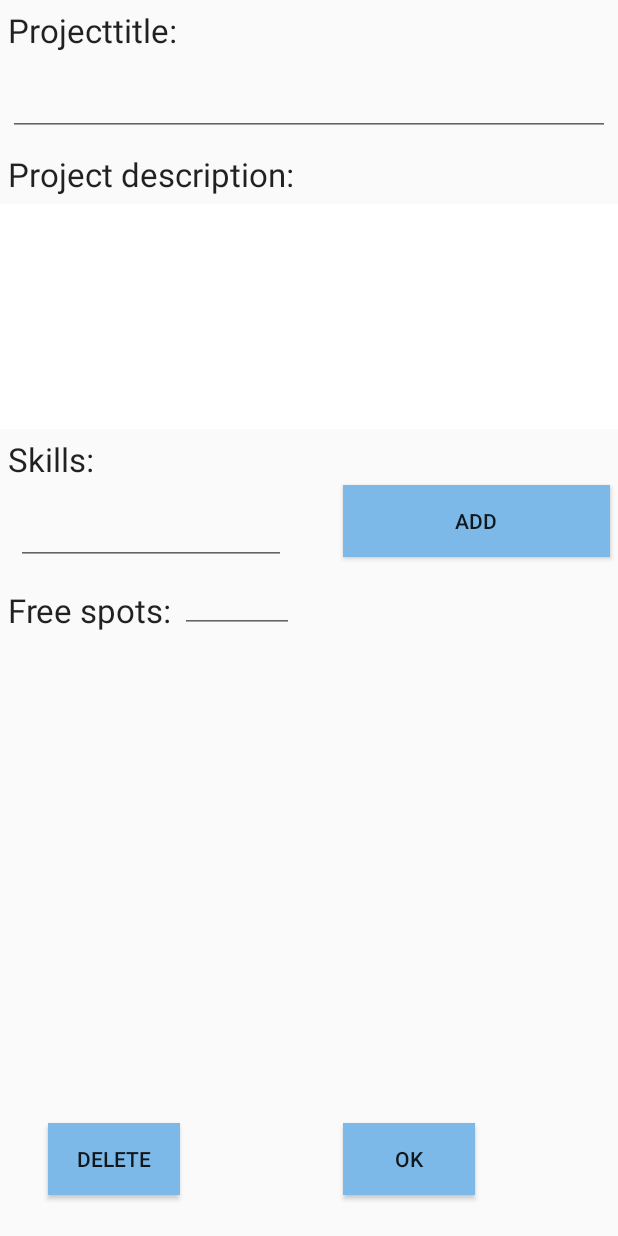
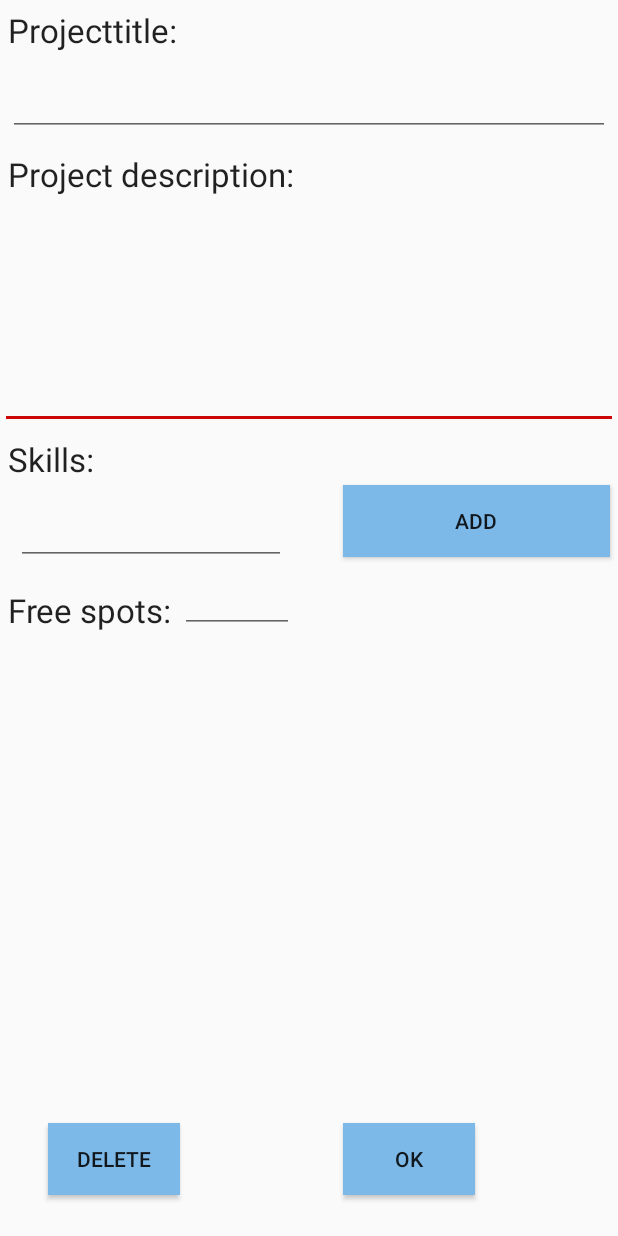
Before and after one commit to Teamdo/Teamdo, an Android app: the Screen2 screen opened directly, with no data from a screen before it, on a phone screen of 412 x 824 dp. Run offline under Robolectric (Android 15) with nearby library versions, the phone set to English and light mode, and no system bars.

Commit message:
- Project Description aktualisiert nummero duo

```diff
--- a/app/src/main/res/layout/layout2.xml
+++ b/app/src/main/res/layout/layout2.xml
@@ -31,12 +31,10 @@
         android:layout_width="match_parent"
         android:layout_height="wrap_content"
         android:id="@+id/lbl_02projektbeschreibung2"
-        android:layout_weight="0.38"
-        android:background="#ffffff"
+        android:linksClickable="false"
         android:height="150dp"
         android:layout_below="@+id/lbl_02projektbeschreibung"
-        android:layout_centerHorizontal="true"
-        android:editable="false" />
+        android:layout_centerHorizontal="true" />
 
     <TextView
         android:layout_width="wrap_content"
```
